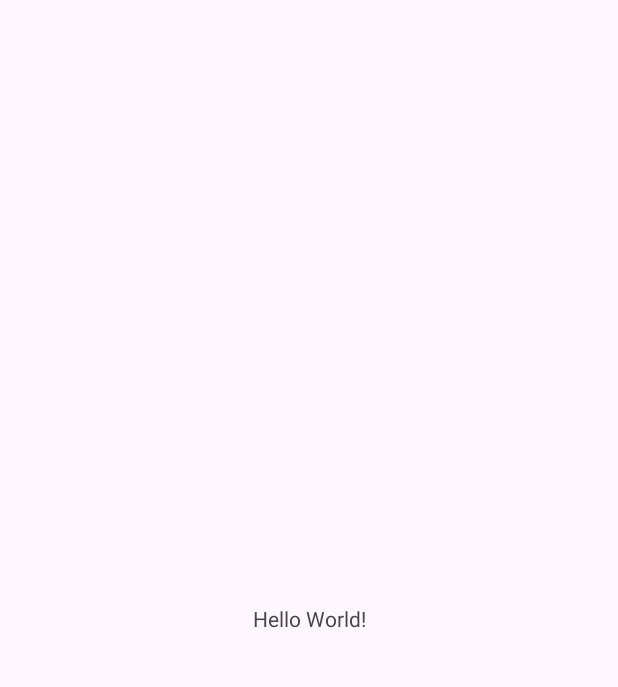
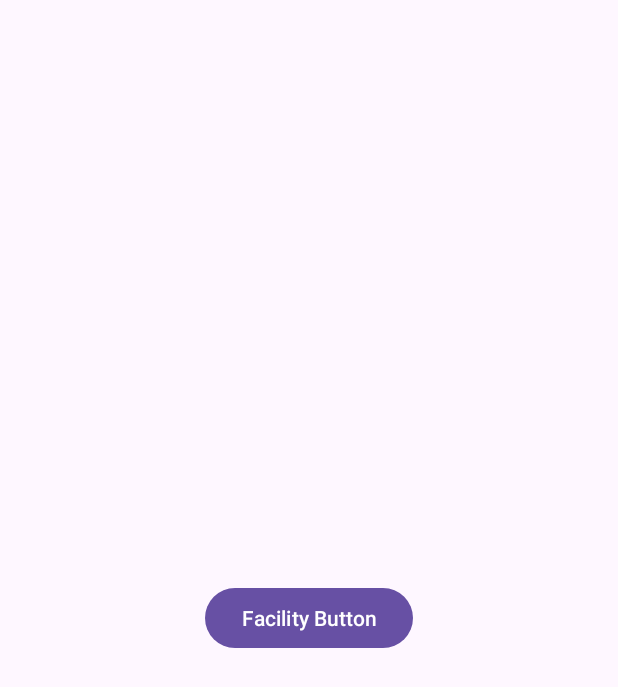
Before and after one commit to CMPUT301F24potato0/potato0-project, an Android app: the screen it shows after launch (MainActivity), on a phone screen of 412 x 824 dp. Before the commit the part shown is almost empty. Shown: the top 687 px of the screen. Run offline under Robolectric (Android 15) with nearby library versions, the phone set to English and light mode, and no system bars.

Commit message:
Added temporary button for accessing facility page

```diff
--- a/app/src/main/res/layout/activity_main.xml
+++ b/app/src/main/res/layout/activity_main.xml
@@ -7,10 +7,14 @@
     android:layout_height="match_parent"
     tools:context=".MainActivity">
 
-    <TextView
+    <!--
+    Temporary button to test functionality
+    -->
+    <Button
+        android:id="@+id/facility_button"
         android:layout_width="wrap_content"
         android:layout_height="wrap_content"
-        android:text="Hello World!"
+        android:text="Facility Button"
         app:layout_constraintBottom_toBottomOf="parent"
         app:layout_constraintEnd_toEndOf="parent"
         app:layout_constraintStart_toStartOf="parent"
```
